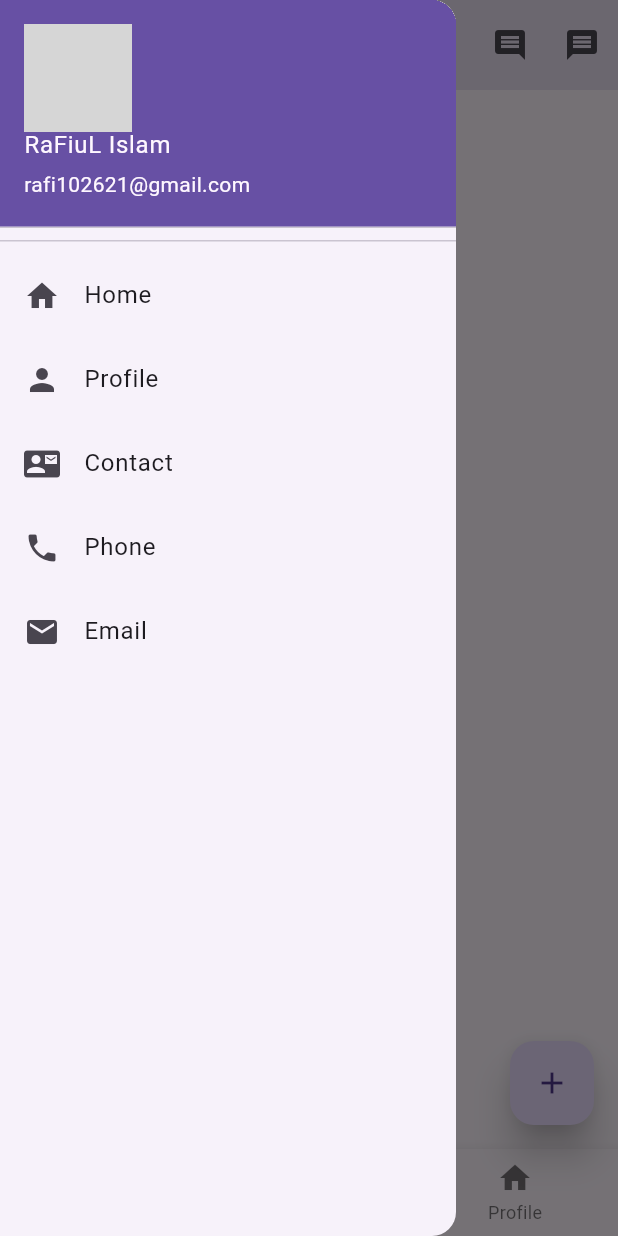
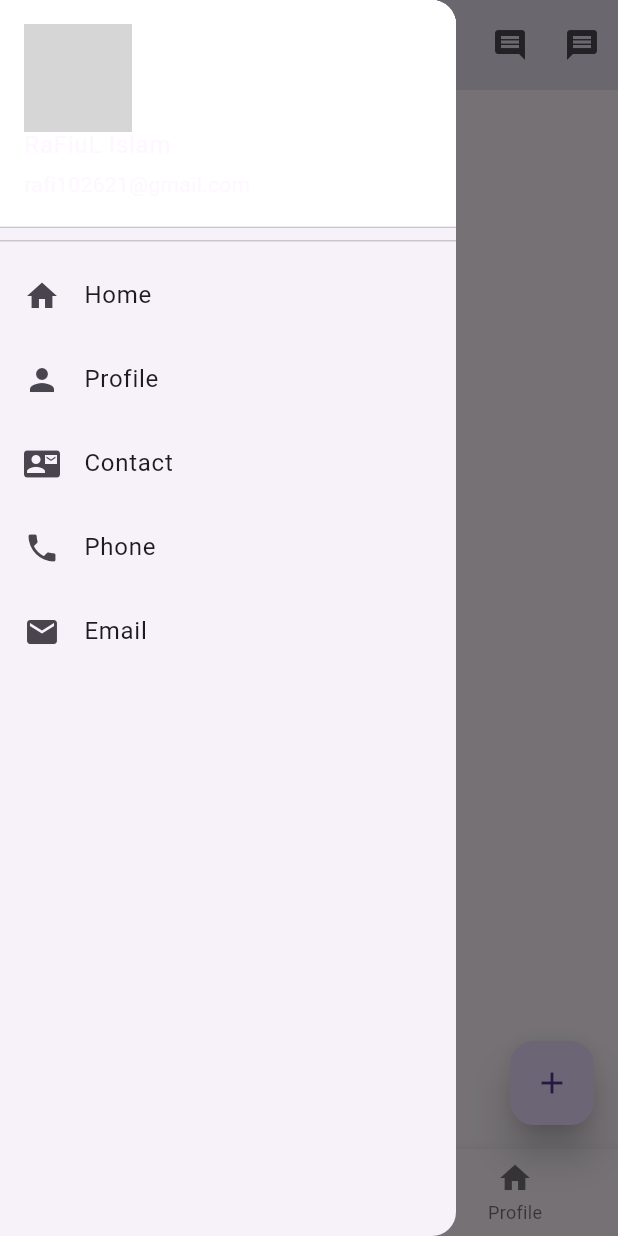
Before and after one commit to RaFiuL-RaZu/app_create, a Flutter app: the screen it shows after launch, with the side drawer open, on a phone screen of 412 x 824 dp. Run offline on Flutter 3.47's test engine with Material 3 defaults, Android fonts, the phone set to English and light mode, and no system bars; missing offline and left inert: dart:html; network calls fail; grey boxes are pictures that could not be loaded.

Commit message:
innit commit

```diff
--- a/lib/main.dart
+++ b/lib/main.dart
@@ -81,7 +81,7 @@ class HomeActivity extends StatelessWidget{
             DrawerHeader(
               padding: EdgeInsets.all(0),
                 child: UserAccountsDrawerHeader(
-
+                  decoration: BoxDecoration(color: Colors.white),
                   accountName: Text("RaFiuL Islam"),
                   accountEmail: Text("rafi102621@gmail.com"),
                   currentAccountPicture: Image.network("https://cdn.iconscout.com/icon/free/png-256/free-flutter-logo-icon-download-in-svg-png-gif-file-formats--programming-language-coding-development-logos-icons-1720090.png"),
```
